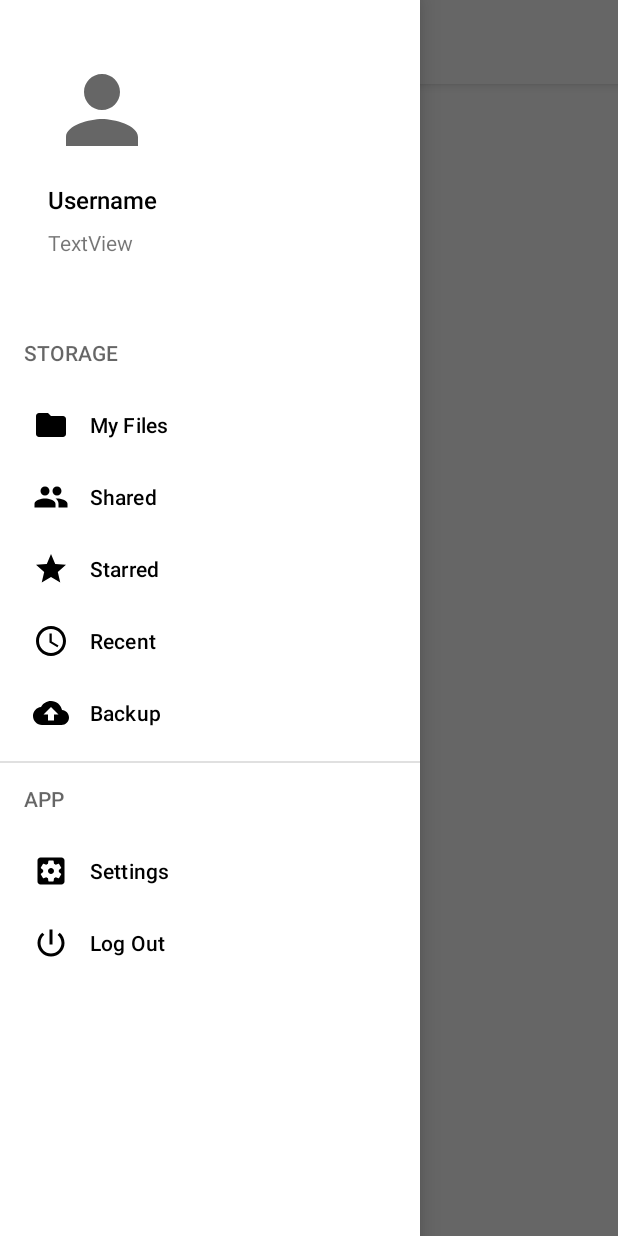
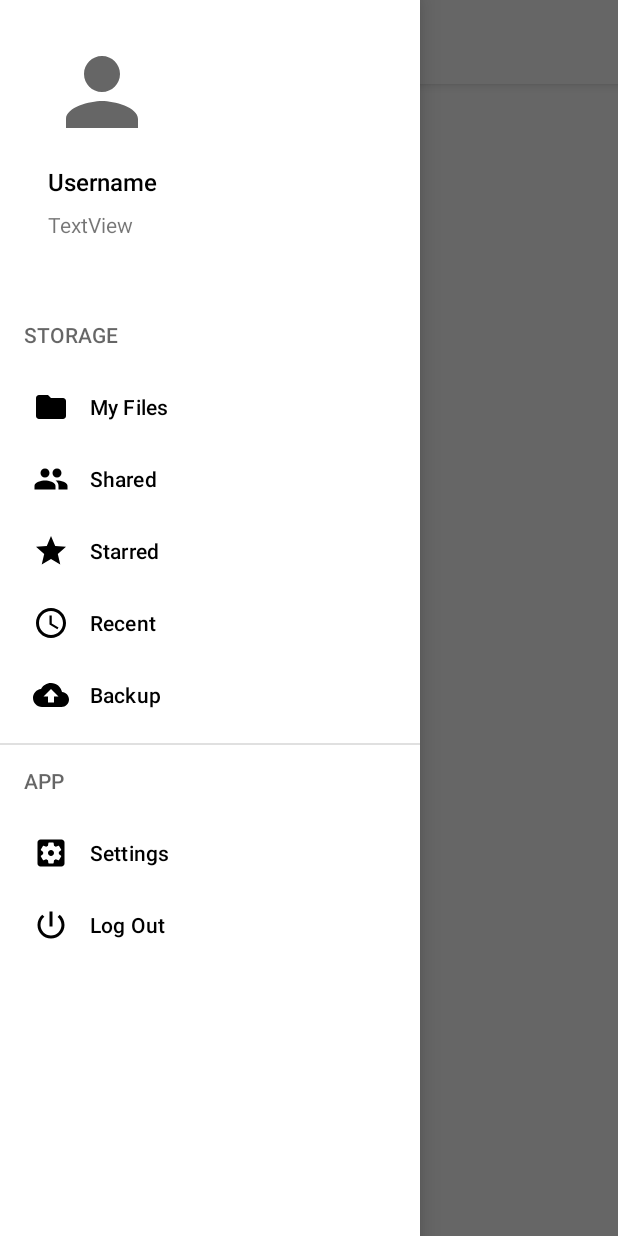
Before and after one commit to hrldbni/CC107_Sat7301230Group6, an Android app: the screen it shows after launch (NavigationDrawer), in the side drawer, after a tap on "Starred", on a phone screen of 412 x 824 dp. Run offline under Robolectric (Android 15) with nearby library versions, the phone set to English and light mode, and no system bars.

Commit message:
Drawing no more
Co-Authored-By: JayCabasag <79354395+JayCabasag@users.noreply.github.com>
Co-Authored-By: Gerald Siaron <79343015+Gsiaron@users.noreply.github.com>
Co-Authored-By: hrldbni <79353912+hrldbni@users.noreply.github.com>

```diff
--- a/Drawing_No_More/app/src/main/res/layout/nav_header_layout.xml
+++ b/Drawing_No_More/app/src/main/res/layout/nav_header_layout.xml
@@ -11,7 +11,7 @@
         android:layout_height="66dp"
         android:layout_marginStart="32dp"
         android:layout_marginLeft="32dp"
-        android:layout_marginTop="40dp"
+        android:layout_marginTop="28dp"
         android:scaleType="centerCrop"
         app:layout_constraintStart_toStartOf="parent"
         app:layout_constraintTop_toTopOf="parent"
```
